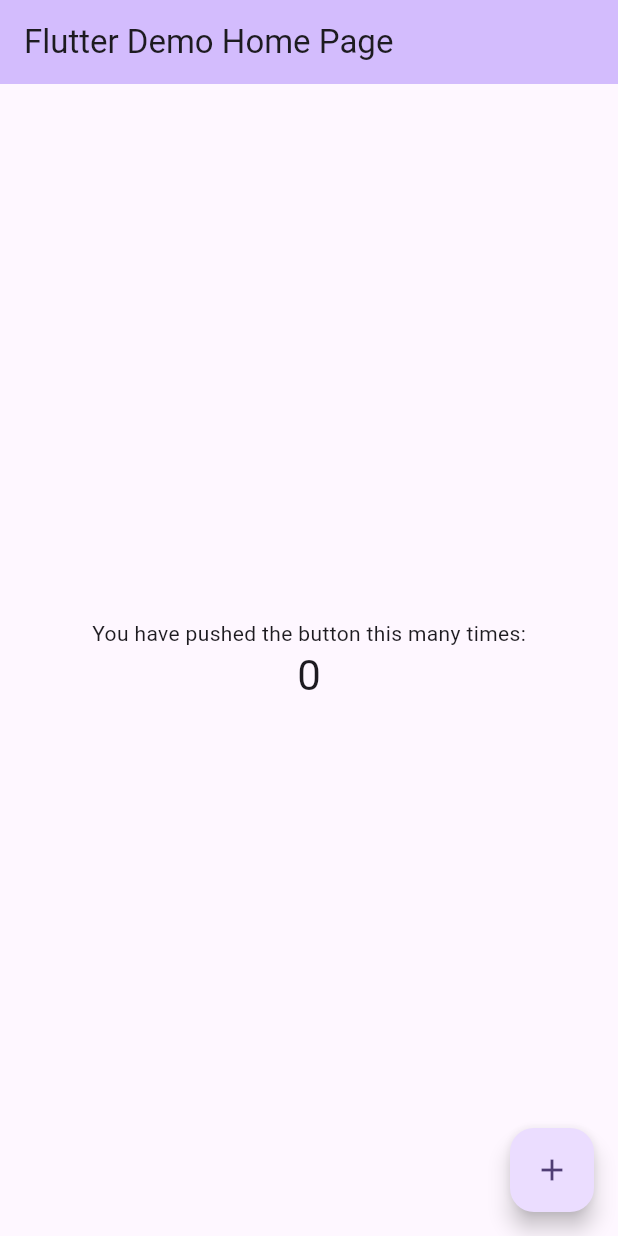
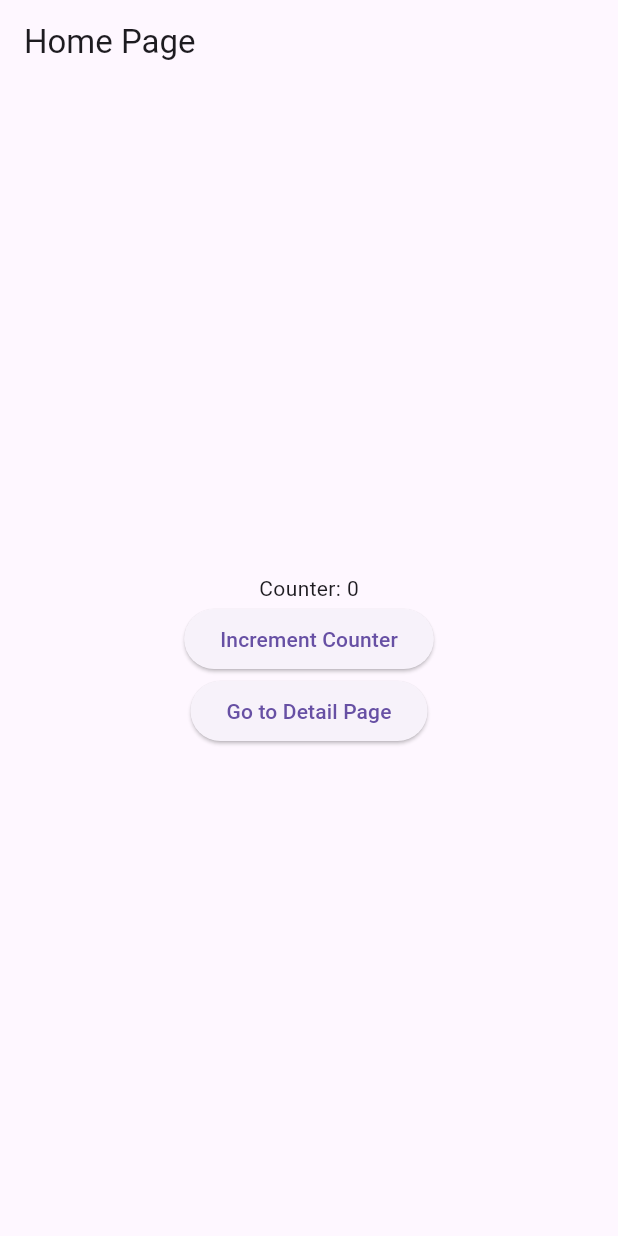
Before and after one commit to Masaki-U/flutter_snippet, a Flutter app: the screen it shows after launch, on a phone screen of 412 x 824 dp. Run offline on Flutter 3.47's test engine with Material 3 defaults, Android fonts, the phone set to English and light mode, and no system bars; our stand-ins replace go_router.

Commit message:
add AppState sample

```diff
--- a/lib/main.dart
+++ b/lib/main.dart
@@ -1,125 +1,6 @@
 import 'package:flutter/material.dart';
+import 'package:flutter_snippet/state_management/app_state/example.dart';
 
 void main() {
   runApp(const MyApp());
 }
-
-class MyApp extends StatelessWidget {
-  const MyApp({super.key});
-
-  // This widget is the root of your application.
-  @override
-  Widget build(BuildContext context) {
-    return MaterialApp(
-      title: 'Flutter Demo',
-      theme: ThemeData(
-        // This is the theme of your application.
-        //
-        // TRY THIS: Try running your application with "flutter run". You'll see
-        // the application has a purple toolbar. Then, without quitting the app,
-        // try changing the seedColor in the colorScheme below to Colors.green
-        // and then invoke "hot reload" (save your changes or press the "hot
-        // reload" button in a Flutter-supported IDE, or press "r" if you used
-        // the command line to start the app).
-        //
-        // Notice that the counter didn't reset back to zero; the application
-        // state is not lost during the reload. To reset the state, use hot
-        // restart instead.
-        //
-        // This works for code too, not just values: Most code changes can be
-        // tested with just a hot reload.
-        colorScheme: ColorScheme.fromSeed(seedColor: Colors.deepPurple),
-        useMaterial3: true,
-      ),
-      home: const MyHomePage(title: 'Flutter Demo Home Page'),
-    );
-  }
-}
-
-class MyHomePage extends StatefulWidget {
-  const MyHomePage({super.key, required this.title});
-
-  // This widget is the home page of your application. It is stateful, meaning
-  // that it has a State object (defined below) that contains fields that affect
-  // how it looks.
-
-  // This class is the configuration for the state. It holds the values (in this
-  // case the title) provided by the parent (in this case the App widget) and
-  // used by the build method of the State. Fields in a Widget subclass are
-  // always marked "final".
-
-  final String title;
-
-  @override
-  State<MyHomePage> createState() => _MyHomePageState();
-}
-
-class _MyHomePageState extends State<MyHomePage> {
-  int _counter = 0;
-
-  void _incrementCounter() {
-    setState(() {
-      // This call to setState tells the Flutter framework that something has
-      // changed in this State, which causes it to rerun the build method below
-      // so that the display can reflect the updated values. If we changed
-      // _counter without calling setState(), then the build method would not be
-      // called again, and so nothing would appear to happen.
-      _counter++;
-    });
-  }
-
-  @override
-  Widget build(BuildContext context) {
-    // This method is rerun every time setState is called, for instance as done
-    // by the _incrementCounter method above.
-    //
-    // The Flutter framework has been optimized to make rerunning build methods
-    // fast, so that you can just rebuild anything that needs updating rather
-    // than having to individually change instances of widgets.
-    return Scaffold(
-      appBar: AppBar(
-        // TRY THIS: Try changing the color here to a specific color (to
-        // Colors.amber, perhaps?) and trigger a hot reload to see the AppBar
-        // change color while the other colors stay the same.
-        backgroundColor: Theme.of(context).colorScheme.inversePrimary,
-        // Here we take the value from the MyHomePage object that was created by
-        // the App.build method, and use it to set our appbar title.
-        title: Text(widget.title),
-      ),
-      body: Center(
-        // Center is a layout widget. It takes a single child and positions it
-        // in the middle of the parent.
-        child: Column(
-          // Column is also a layout widget. It takes a list of children and
-          // arranges them vertically. By default, it sizes itself to fit its
-          // children horizontally, and tries to be as tall as its parent.
-          //
-          // Column has various properties to control how it sizes itself and
-          // how it positions its children. Here we use mainAxisAlignment to
-          // center the children vertically; the main axis here is the vertical
-          // axis because Columns are vertical (the cross axis would be
-          // horizontal).
-          //
-          // TRY THIS: Invoke "debug painting" (choose the "Toggle Debug Paint"
-          // action in the IDE, or press "p" in the console), to see the
-          // wireframe for each widget.
-          mainAxisAlignment: MainAxisAlignment.center,
-          children: <Widget>[
-            const Text(
-              'You have pushed the button this many times:',
-            ),
-            Text(
-              '$_counter',
-              style: Theme.of(context).textTheme.headlineMedium,
-            ),
-          ],
-        ),
-      ),
-      floatingActionButton: FloatingActionButton(
-        onPressed: _incrementCounter,
-        tooltip: 'Increment',
-        child: const Icon(Icons.add),
-      ), // This trailing comma makes auto-formatting nicer for build methods.
-    );
-  }
-}
--- /dev/null
+++ b/lib/state_management/app_state/example.dart
@@ -0,0 +1,142 @@
+import 'package:flutter/material.dart';
+import 'package:flutter_snippet/state_management/app_state/app_state.dart';
+import 'package:go_router/go_router.dart';
+import 'dart:math';
+import 'dart:convert';
+part 'example.g.dart';
+
+class MyApp extends StatelessWidget {
+  const MyApp({super.key});
+
+  @override
+  Widget build(BuildContext context) {
+    return MaterialApp.router(
+      routerConfig: _router,
+    );
+  }
+}
+
+// Define the routes using TypedGoRoute and AppStateRoute
+final _router = GoRouter(
+  routes: $appRoutes,
+);
+
+@TypedGoRoute<HomeRoute>(
+  path: '/',
+)
+class HomeRoute extends AppStateRoute {
+  const HomeRoute() : super(null);
+
+  @override
+  Widget build(BuildContext context, GoRouterState state) {
+    _router.routerDelegate.currentConfiguration;
+    // Create or retrieve the ValueNotifier for the HomePage
+    final counterNotifier = AppState.instance.get<int>(
+      state,
+          () => ValueNotifier<int>(0),
+    );
+    return HomePage(counterNotifier: counterNotifier);
+  }
+}
+
+@TypedGoRoute<DetailRoute>(
+  path: '/detail/:id',
+)
+class DetailRoute extends AppStateRoute {
+  const DetailRoute(this.id) : super(id);
+
+  final String id;
+
+  @override
+  Widget build(BuildContext context, GoRouterState state) {
+    // Create or retrieve the ValueNotifier for the DetailPage
+    final counterNotifier = AppState.instance.get<int>(
+      state,
+          () => ValueNotifier<int>(0),
+        key: id,
+    );
+    return DetailPage(counterNotifier: counterNotifier);
+  }
+}
+
+// HomePage widget, receiving only ValueNotifier
+class HomePage extends StatelessWidget {
+  final ValueNotifier<int> counterNotifier; // Holds the ValueNotifier for the route
+
+  const HomePage({super.key, required this.counterNotifier});
+
+  @override
+  Widget build(BuildContext context) {
+    return Scaffold(
+      appBar: AppBar(title: const Text('Home Page')), // App bar title
+      body: Center(
+        child: Column(
+          mainAxisAlignment: MainAxisAlignment.center,
+          children: [
+            // Display the current counter value
+            ValueListenableBuilder<int>(
+              valueListenable: counterNotifier,
+              builder: (context, value, child) => Text('Counter: $value'),
+            ),
+            ElevatedButton(
+              onPressed: () {
+                counterNotifier.value++; // Increment the counter
+              },
+              child: const Text('Increment Counter'),
+            ),
+            ElevatedButton(
+              onPressed: () {
+                const DetailRoute("dsfzv").push(context);
+              },
+              child: const Text('Go to Detail Page'),
+            ),
+          ],
+        ),
+      ),
+    );
+  }
+}
+
+// DetailPage widget, receiving only ValueNotifier
+class DetailPage extends StatelessWidget {
+  final ValueNotifier<int> counterNotifier; // Holds the ValueNotifier for the route
+
+  const DetailPage({super.key, required this.counterNotifier});
+
+  @override
+  Widget build(BuildContext context) {
+    return Scaffold(
+      appBar: AppBar(title: const Text('Detail Page')), // App bar title
+      body: Center(
+        child: Column(
+          mainAxisAlignment: MainAxisAlignment.center,
+          children: [
+            // Display the current counter value for the detail page
+            ValueListenableBuilder<int>(
+              valueListenable: counterNotifier,
+              builder: (context, value, child) => Text('Detail Counter: $value'),
+            ),
+            ElevatedButton(
+              onPressed: () {
+                counterNotifier.value++; // Increment the counter
+              },
+              child: const Text('Increment Detail Counter'),
+            ),
+            ElevatedButton(
+              onPressed: () {
+                DetailRoute(getRandString()).push(context);
+              },
+              child: const Text('Go to Detail Page'),
+            ),
+          ],
+        ),
+      ),
+    );
+  }
+}
+
+String getRandString() {
+  var random = Random.secure();
+  var values = List<int>.generate(500, (i) =>  random.nextInt(255));
+  return base64UrlEncode(values);
+}
```
Also changed, not shown: lib/state_management/app_state/example.g.dart (added).
